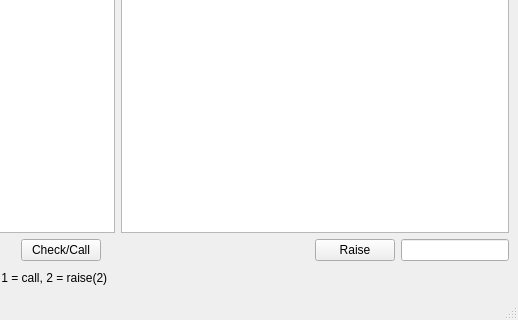
This is GUI/TexasHoldemTest.ui in B1rtek/Casino as Qt 5 draws it before an edit; both pictures show x 282 to 800 and y 280 to 600 of the 800 by 600 pixel window. The edited form follows.
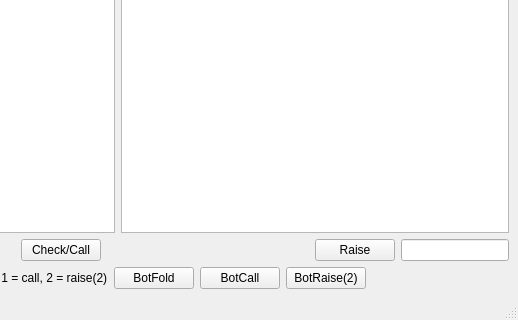
This is the edited form.

Commit message: Made the interaction with test bots easier through bot actions buttons

```diff
--- a/GUI/TexasHoldemTest.ui
+++ b/GUI/TexasHoldemTest.ui
@@ -138,6 +138,27 @@
         </property>
        </widget>
       </item>
+      <item>
+       <widget class="QPushButton" name="botFoldButton">
+        <property name="text">
+         <string>BotFold</string>
+        </property>
+       </widget>
+      </item>
+      <item>
+       <widget class="QPushButton" name="botCallButton">
+        <property name="text">
+         <string>BotCall</string>
+        </property>
+       </widget>
+      </item>
+      <item>
+       <widget class="QPushButton" name="botRaiseButton">
+        <property name="text">
+         <string>BotRaise(2)</string>
+        </property>
+       </widget>
+      </item>
       <item>
        <spacer name="horizontalSpacer">
         <property name="orientation">
```
Left out of the diff: 2 changed lines with no effect on the pictures. The commit also changes 2 other files.
